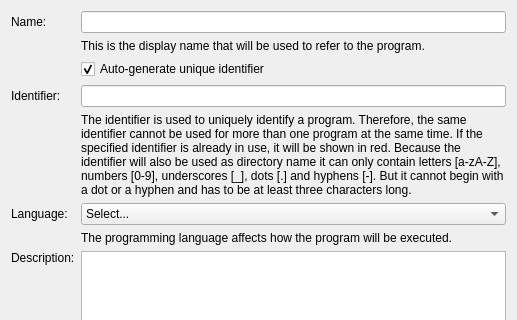
Old version of the form src/brickv/plugin_system/plugins/red/ui/program_page_general.ui in the repository Tinkerforge/brickv; both pictures show x 0 to 517 and y 0 to 320 of the 517 by 611 pixel window.
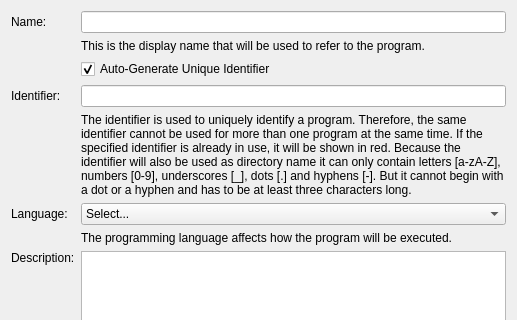
New version of the form.

Commit message: red-brick/pw: Unify checkbox text style

The edit to the form file:
```diff
--- a/src/brickv/plugin_system/plugins/red/ui/program_page_general.ui
+++ b/src/brickv/plugin_system/plugins/red/ui/program_page_general.ui
@@ -164,7 +164,7 @@
      <item row="2" column="1">
       <widget class="QCheckBox" name="check_auto_generate">
        <property name="text">
-        <string>Auto-generate unique identifier</string>
+        <string>Auto-Generate Unique Identifier</string>
        </property>
        <property name="checked">
         <bool>true</bool>
```
